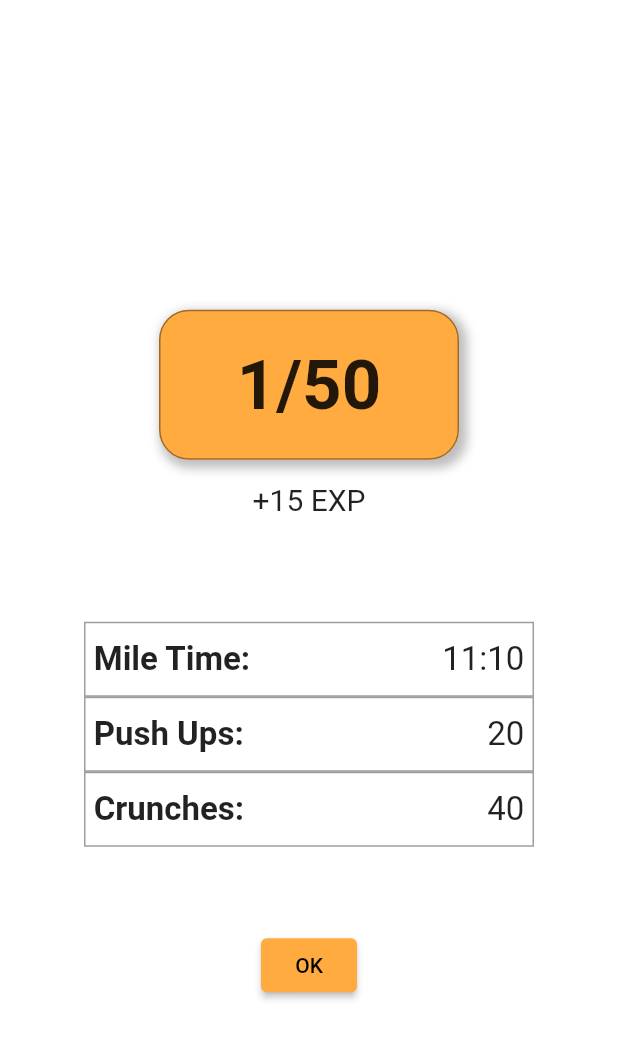
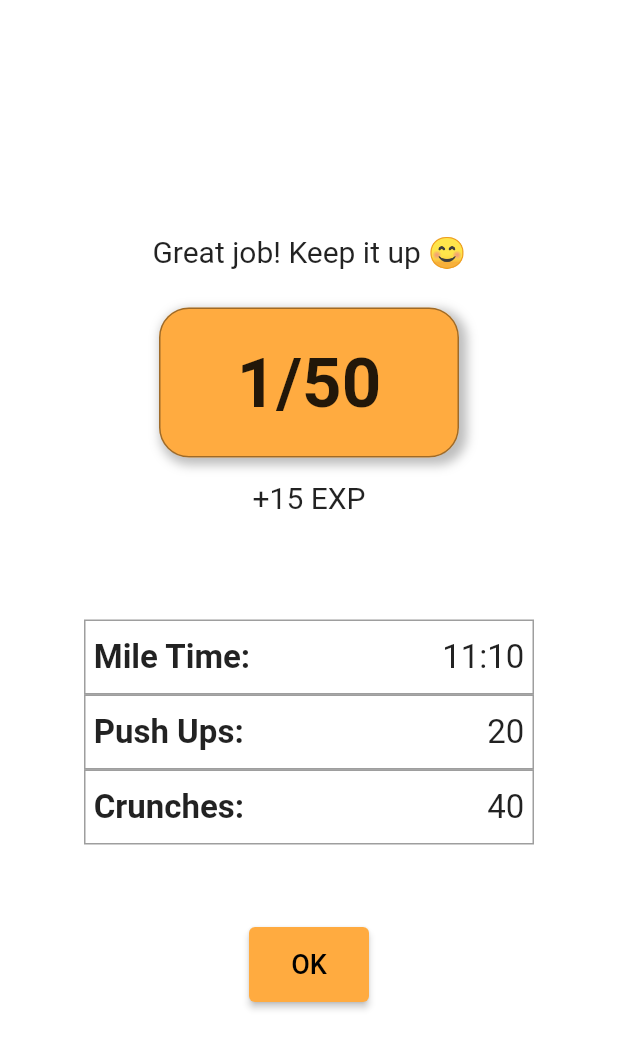
Before and after one commit to 330i/exerciseapp, a Flutter app: the screen it shows after launch, on a phone screen of 412 x 824 dp. Shown: the top 1049 px of the screen. Run offline on Flutter 3.47's test engine with Material 2 defaults, Android fonts, the phone set to English and light mode, and no system bars; our stand-ins replace confetti.

Commit message:
ACTUAL Final Results page

```diff
--- a/lib/Results.dart
+++ b/lib/Results.dart
@@ -79,9 +79,16 @@ class _ResultsState extends State<Results> {
                       child: Column(
                         mainAxisAlignment: MainAxisAlignment.center,
                         children: [
+                          // == MESSAGE ==
+                          Container(
+                            child: Text(
+                              "Great job! Keep it up 😊", style: TextStyle(fontSize: 20),
+                            ),
+                          ),
+
                           // == SPACE ==
                           Container(
-                            height: 50,
+                            height: 25,
                           ),
 
                           // == PLACEMENT ==
@@ -212,20 +219,20 @@ class _ResultsState extends State<Results> {
 
                           // == HOME BUTTON ==
                           Container(
+                            height: 50,
+                            width: 80,
                               child: ElevatedButton(
                                 style: ElevatedButton.styleFrom(
                                   primary: Colors.orangeAccent,
                                 ),
                                 child: Text('OK',
-                                  style: TextStyle(color: Colors.black),
+                                  style: TextStyle(color: Colors.black, fontSize: 18),
                                 ),
                                 onPressed: () {
                                   print('yes');
                                 },
                               )
                           ),
-
-
                         ],
 
                       )
```
